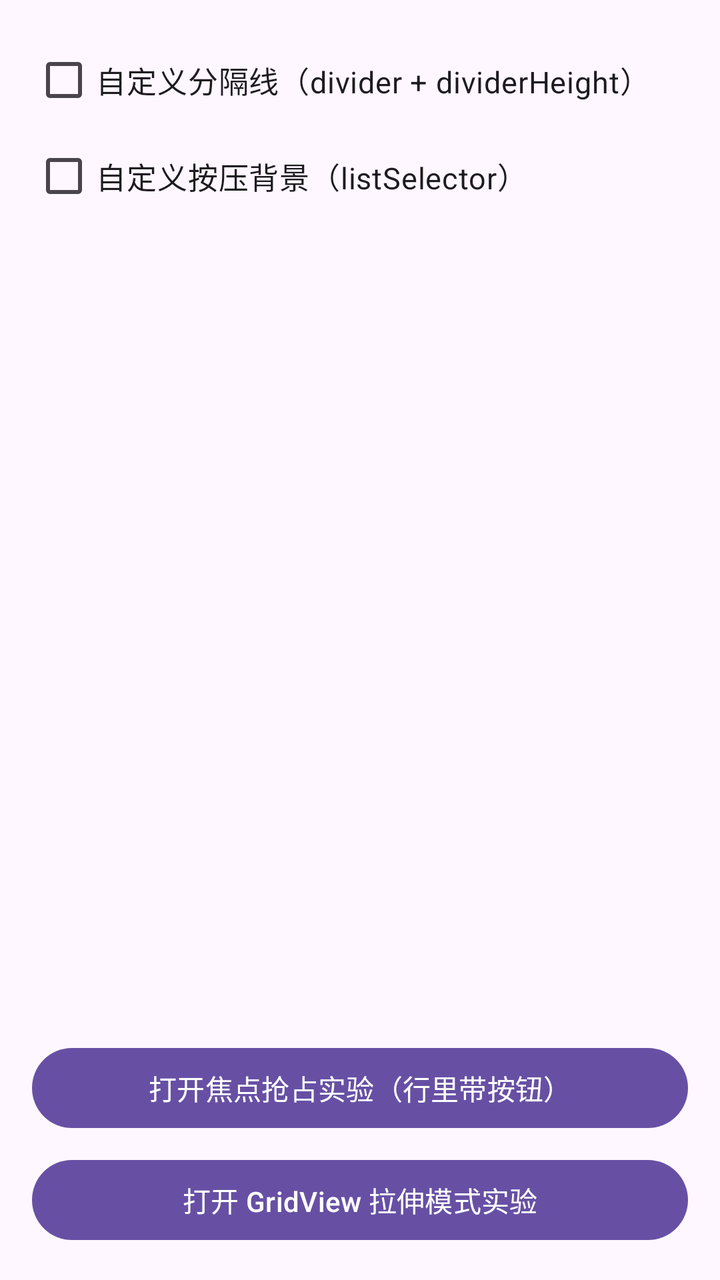
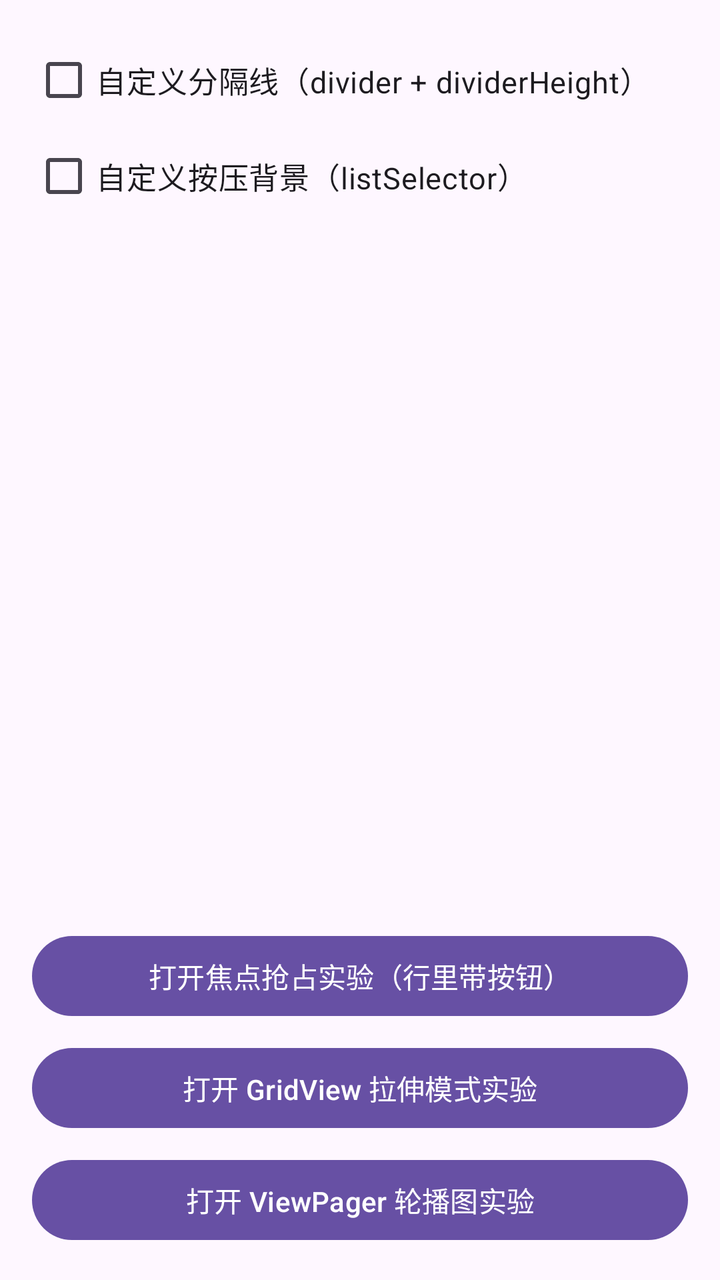

Before-and-after screenshots of an Android layout around one commit, followed by the original layout XML and the change that was made.
<!-- AndroidManifest.xml: application theme Theme.MyFirstApp -->
<!-- res/layout/activity_list_view.xml -->
<?xml version="1.0" encoding="utf-8"?>
<LinearLayout xmlns:android="http://schemas.android.com/apk/res/android"
    android:id="@+id/main"
    android:layout_width="match_parent"
    android:layout_height="match_parent"
    android:orientation="vertical">

    
    <LinearLayout
        android:layout_width="match_parent"
        android:layout_height="match_parent"
        android:orientation="vertical"
        android:padding="16dp">

        
        <CheckBox
            android:id="@+id/cb_custom_divider"
            android:layout_width="match_parent"
            android:layout_height="wrap_content"
            android:text="自定义分隔线（divider + dividerHeight）"
            android:textSize="15sp" />

        
        <CheckBox
            android:id="@+id/cb_custom_selector"
            android:layout_width="match_parent"
            android:layout_height="wrap_content"
            android:text="自定义按压背景（listSelector）"
            android:textSize="15sp" />

        
        <ListView
            android:id="@+id/lv_list"
            android:layout_width="match_parent"
            android:layout_height="0dp"
            android:layout_marginTop="8dp"
            android:layout_weight="1" />

        
        <Button
            android:id="@+id/btn_open_list_focus"
            android:layout_width="match_parent"
            android:layout_height="wrap_content"
            android:layout_marginTop="8dp"
            android:text="打开焦点抢占实验（行里带按钮）" />

        
        <Button
            android:id="@+id/btn_open_grid_view"
            android:layout_width="match_parent"
            android:layout_height="wrap_content"
            android:layout_marginTop="8dp"
            android:text="打开 GridView 拉伸模式实验" />

    </LinearLayout>

</LinearLayout>
<!-- resources referenced by this layout -->
<resources>
  <style name="Theme.MyFirstApp" parent="Base.Theme.MyFirstApp" />
  <style name="Base.Theme.MyFirstApp" parent="Theme.Material3.DayNight.NoActionBar">
          
          
      </style>
</resources>

<!-- the commit's change to res/layout/activity_list_view.xml (unified diff, before → after) -->
@@ -52,6 +52,14 @@
             android:layout_marginTop="8dp"
             android:text="打开 GridView 拉伸模式实验" />
 
+        
+        <Button
+            android:id="@+id/btn_open_view_pager"
+            android:layout_width="match_parent"
+            android:layout_height="wrap_content"
+            android:layout_marginTop="8dp"
+            android:text="打开 ViewPager 轮播图实验" />
+
     </LinearLayout>
 
 </LinearLayout>
